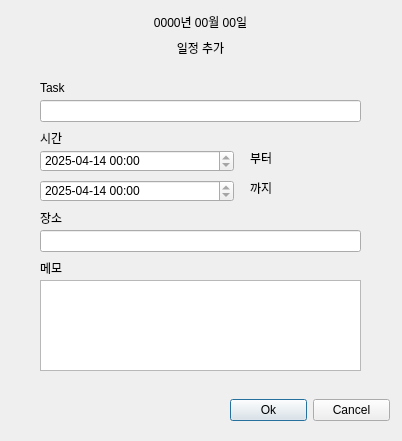
Before: the Qt Designer form editscheduledialog.ui in kky107102/qt_scheduler, drawn with Qt 5.
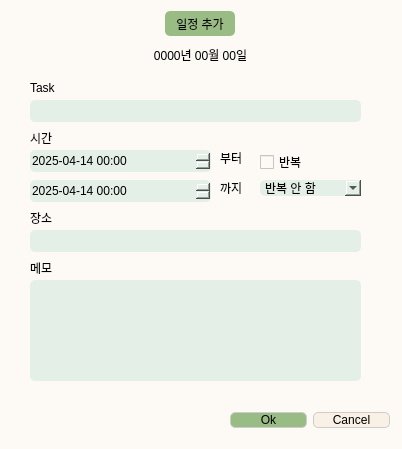
After: the same form once the commit is applied.

Commit message: feat: ui 수정

The edit to the form file:
```diff
--- a/editscheduledialog.ui
+++ b/editscheduledialog.ui
@@ -7,7 +7,7 @@
     <x>0</x>
     <y>0</y>
     <width>402</width>
-    <height>441</height>
+    <height>449</height>
    </rect>
   </property>
   <property name="windowTitle">
@@ -16,15 +16,27 @@
   <property name="autoFillBackground">
    <bool>false</bool>
   </property>
+  <property name="styleSheet">
+   <string notr="true">background-color: rgb(253, 250, 246);</string>
+  </property>
   <widget class="QLineEdit" name="taskNmLineEdit">
    <property name="geometry">
     <rect>
-     <x>40</x>
+     <x>30</x>
      <y>100</y>
-     <width>321</width>
+     <width>331</width>
      <height>22</height>
     </rect>
    </property>
+   <property name="styleSheet">
+    <string notr="true">QLineEdit{
+	background-color: rgb(228, 239, 231);
+	border-radius: 5px;
+}
+QLineEdit::focus {
+	border: 1px solid rgb(214, 225, 217);  
+}</string>
+   </property>
    <property name="placeholderText">
     <string/>
    </property>
@@ -32,12 +44,21 @@
   <widget class="QTextEdit" name="memoTextEdit">
    <property name="geometry">
     <rect>
-     <x>40</x>
+     <x>30</x>
      <y>280</y>
-     <width>321</width>
-     <height>91</height>
+     <width>331</width>
+     <height>101</height>
     </rect>
    </property>
+   <property name="styleSheet">
+    <string notr="true">QTextEdit{
+	background-color: rgb(228, 239, 231);
+	border-radius: 5px;
+}
+QTextEdit::focus {
+	border: 1px solid rgb(214, 225, 217);  
+}</string>
+   </property>
   </widget>
   <widget class="QLineEdit" name="locationLineEdit">
    <property name="enabled">
@@ -45,17 +66,26 @@
    </property>
    <property name="geometry">
     <rect>
-     <x>40</x>
+     <x>30</x>
      <y>230</y>
-     <width>321</width>
+     <width>331</width>
      <height>22</height>
     </rect>
    </property>
+   <property name="styleSheet">
+    <string notr="true">QLineEdit{
+	background-color: rgb(228, 239, 231);
+	border-radius: 5px;
+}
+QLineEdit::focus {
+	border: 1px solid rgb(214, 225, 217);  
+}</string>
+   </property>
   </widget>
   <widget class="QLabel" name="label">
    <property name="geometry">
     <rect>
-     <x>40</x>
+     <x>30</x>
      <y>260</y>
      <width>48</width>
      <height>16</height>
@@ -68,7 +98,7 @@
   <widget class="QLabel" name="label_2">
    <property name="geometry">
     <rect>
-     <x>40</x>
+     <x>30</x>
      <y>80</y>
      <width>48</width>
      <height>16</height>
@@ -81,7 +111,7 @@
   <widget class="QLabel" name="label_3">
    <property name="geometry">
     <rect>
-     <x>40</x>
+     <x>30</x>
      <y>210</y>
      <width>48</width>
      <height>16</height>
@@ -94,7 +124,7 @@
   <widget class="QLabel" name="label_4">
    <property name="geometry">
     <rect>
-     <x>40</x>
+     <x>30</x>
      <y>130</y>
      <width>48</width>
      <height>16</height>
@@ -107,12 +137,16 @@
   <widget class="QDateTimeEdit" name="startDateTimeEdit">
    <property name="geometry">
     <rect>
-     <x>40</x>
+     <x>30</x>
      <y>150</y>
-     <width>194</width>
+     <width>181</width>
      <height>22</height>
     </rect>
    </property>
+   <property name="styleSheet">
+    <string notr="true">background-color: rgb(228, 239, 231);
+border-radius: 5px;</string>
+   </property>
    <property name="dateTime">
     <datetime>
      <hour>0</hour>
@@ -157,12 +191,16 @@
   <widget class="QDateTimeEdit" name="endDateTimeEdit">
    <property name="geometry">
     <rect>
-     <x>40</x>
+     <x>30</x>
      <y>180</y>
-     <width>194</width>
+     <width>181</width>
      <height>22</height>
     </rect>
    </property>
+   <property name="styleSheet">
+    <string notr="true">background-color: rgb(228, 239, 231);
+border-radius: 5px;</string>
+   </property>
    <property name="dateTime">
     <datetime>
      <hour>0</hour>
@@ -203,7 +241,7 @@
   <widget class="QLabel" name="label_5">
    <property name="geometry">
     <rect>
-     <x>250</x>
+     <x>220</x>
      <y>150</y>
      <width>48</width>
      <height>16</height>
@@ -216,7 +254,7 @@
   <widget class="QLabel" name="label_6">
    <property name="geometry">
     <rect>
-     <x>250</x>
+     <x>220</x>
      <y>180</y>
      <width>48</width>
      <height>16</height>
@@ -230,7 +268,7 @@
    <property name="geometry">
     <rect>
      <x>230</x>
-     <y>390</y>
+     <y>400</y>
      <width>160</width>
      <height>41</height>
     </rect>
@@ -238,6 +276,16 @@
    <layout class="QHBoxLayout" name="horizontalLayout">
     <item>
      <widget class="QPushButton" name="okBtn">
+      <property name="styleSheet">
+       <string notr="true">QPushButton {
+	background-color: rgb(153, 188, 133);
+	border: 1px solid #ccc;
+	border-radius: 5px;
+}
+QPushButton:hover {
+	background-color: rgb(139, 171, 121);
+}</string>
+      </property>
       <property name="text">
        <string>Ok</string>
       </property>
@@ -245,6 +293,16 @@
     </item>
     <item>
      <widget class="QPushButton" name="cancelBtn">
+      <property name="styleSheet">
+       <string notr="true">QPushButton {
+	border: 1px solid #ccc;
+	background-color: rgb(250, 241, 230);
+	border-radius: 5px;
+}
+QPushButton:hover {
+	background-color:  rgb(236, 228, 217);
+}</string>
+      </property>
       <property name="text">
        <string>Cancel</string>
       </property>
@@ -256,12 +314,61 @@
    <property name="geometry">
     <rect>
      <x>0</x>
-     <y>10</y>
+     <y>0</y>
      <width>401</width>
-     <height>51</height>
+     <height>71</height>
     </rect>
    </property>
    <layout class="QVBoxLayout" name="verticalLayout">
+    <property name="spacing">
+     <number>7</number>
+    </property>
+    <property name="sizeConstraint">
+     <enum>QLayout::SizeConstraint::SetDefaultConstraint</enum>
+    </property>
+    <item>
+     <layout class="QHBoxLayout" name="horizontalLayout_2">
+      <property name="spacing">
+       <number>0</number>
+      </property>
+      <item>
+       <widget class="QLabel" name="title">
+        <property name="minimumSize">
+         <size>
+          <width>30</width>
+          <height>25</height>
+         </size>
+        </property>
+        <property name="maximumSize">
+         <size>
+          <width>70</width>
+          <height>17</height>
+         </size>
+        </property>
+        <property name="layoutDirection">
+         <enum>Qt::LayoutDirection::LeftToRight</enum>
+        </property>
+        <property name="styleSheet">
+         <string notr="true">background-color: rgb(153, 188, 133);
+border-radius: 5px;
+</string>
+        </property>
+        <property name="midLineWidth">
+         <number>-1</number>
+        </property>
+        <property name="text">
+         <string>일정 추가</string>
+        </property>
+        <property name="textFormat">
+         <enum>Qt::TextFormat::AutoText</enum>
+        </property>
+        <property name="alignment">
+         <set>Qt::AlignmentFlag::AlignCenter</set>
+        </property>
+       </widget>
+      </item>
+     </layout>
+    </item>
     <item>
      <widget class="QLabel" name="currentDate">
       <property name="maximumSize">
@@ -278,20 +385,51 @@
       </property>
      </widget>
     </item>
+   </layout>
+  </widget>
+  <widget class="QWidget" name="verticalLayoutWidget_2">
+   <property name="geometry">
+    <rect>
+     <x>260</x>
+     <y>150</y>
+     <width>101</width>
+     <height>46</height>
+    </rect>
+   </property>
+   <layout class="QVBoxLayout" name="verticalLayout_2">
     <item>
-     <widget class="QLabel" name="title">
-      <property name="maximumSize">
-       <size>
-        <width>16777215</width>
-        <height>17</height>
-       </size>
-      </property>
+     <widget class="QCheckBox" name="repeat_check">
       <property name="text">
-       <string>일정 추가</string>
+       <string>반복</string>
       </property>
-      <property name="alignment">
-       <set>Qt::AlignmentFlag::AlignCenter</set>
+     </widget>
+    </item>
+    <item>
+     <widget class="QComboBox" name="repeat_combo">
+      <property name="styleSheet">
+       <string notr="true">QComboBox{
+	background-color: rgb(228, 239, 231);
+	border-radius: 5px;
+}
+QComboBox::focus {
+	border: 1px solid rgb(214, 225, 217);  
+}</string>
       </property>
+      <item>
+       <property name="text">
+        <string>반복 안 함</string>
+       </property>
+      </item>
+      <item>
+       <property name="text">
+        <string>1주 마다</string>
+       </property>
+      </item>
+      <item>
+       <property name="text">
+        <string>1개월 마다</string>
+       </property>
+      </item>
      </widget>
     </item>
    </layout>
```
The commit also changes 7 other files.
